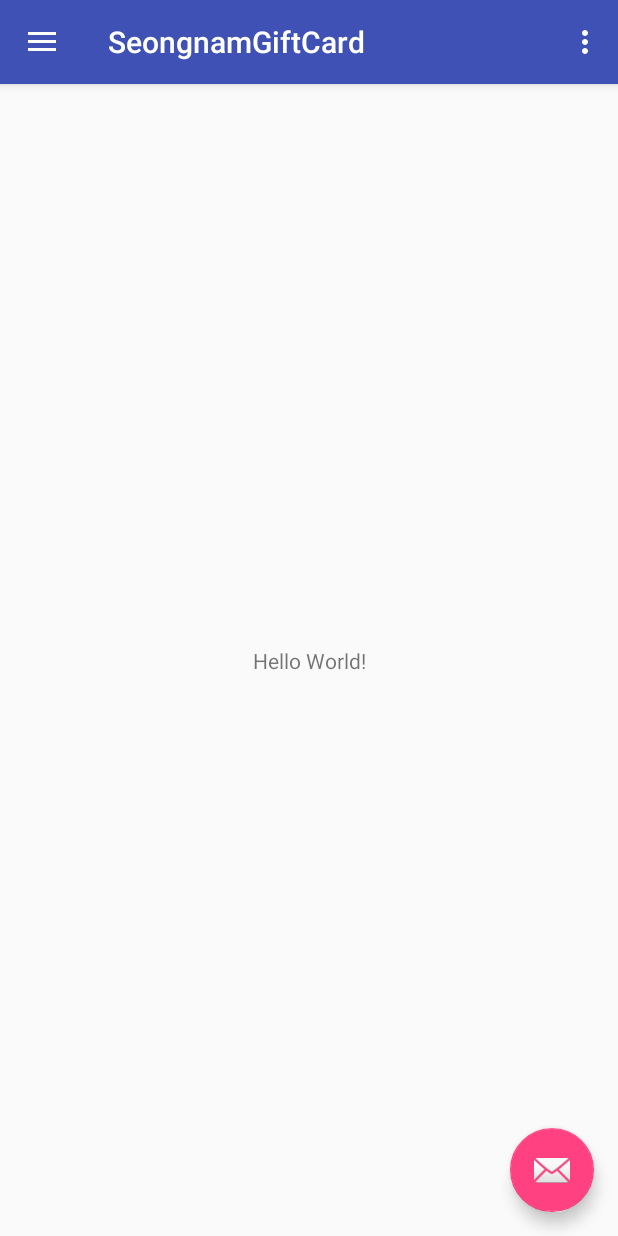
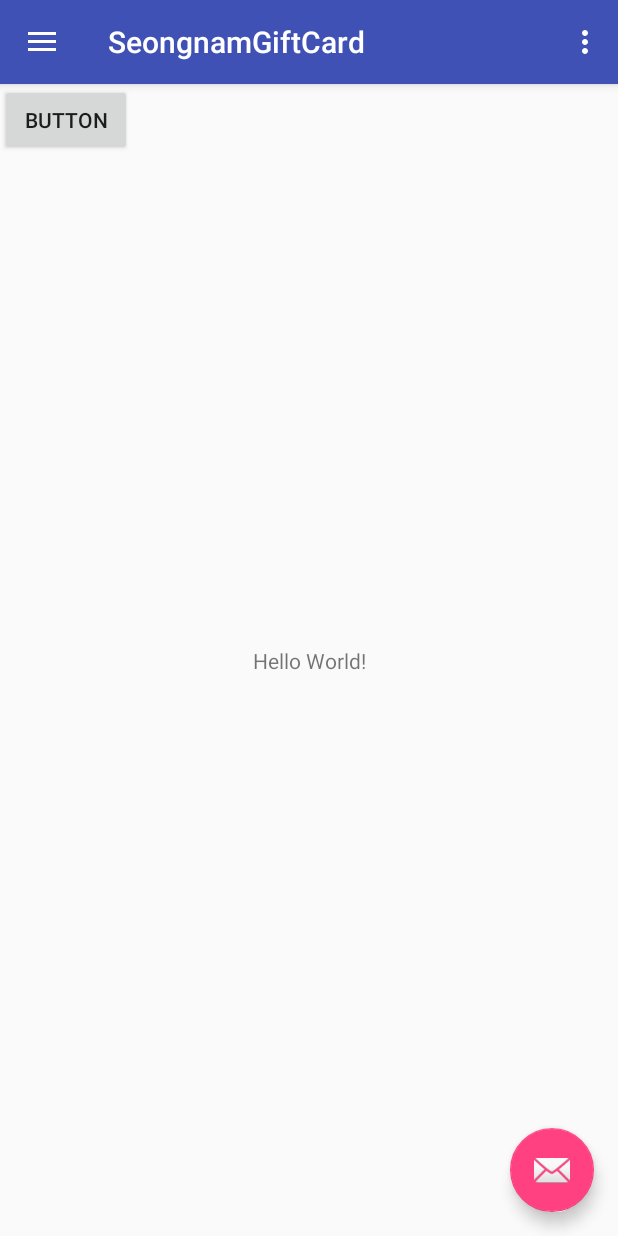
Before and after one commit to Hyung-Kim/seongnam, an Android app: the screen it shows after launch (MainActivity), on a phone screen of 412 x 824 dp. Run offline under Robolectric (Android 15) with nearby library versions, the phone set to English and light mode, and no system bars.

Commit message:
두번째 커밋

```diff
--- a/SeongnamGiftCard/app/src/main/java/songjong/com/seongnamgiftcard/MainActivity.java
+++ b/SeongnamGiftCard/app/src/main/java/songjong/com/seongnamgiftcard/MainActivity.java
@@ -22,6 +22,7 @@ public class MainActivity extends AppCompatActivity
         setContentView(R.layout.activity_main);
         Toolbar toolbar = (Toolbar) findViewById(R.id.toolbar);
         setSupportActionBar(toolbar);
+
 
         FloatingActionButton fab = (FloatingActionButton) findViewById(R.id.fab);
         fab.setOnClickListener(new View.OnClickListener() {
--- a/SeongnamGiftCard/app/src/main/res/layout/content_main.xml
+++ b/SeongnamGiftCard/app/src/main/res/layout/content_main.xml
@@ -17,4 +17,12 @@
         app:layout_constraintRight_toRightOf="parent"
         app:layout_constraintTop_toTopOf="parent" />
 
+    <Button
+        android:id="@+id/button"
+        android:layout_width="wrap_content"
+        android:layout_height="wrap_content"
+        android:text="Button"
+        tools:layout_editor_absoluteX="230dp"
+        tools:layout_editor_absoluteY="67dp" />
+
 </android.support.constraint.ConstraintLayout>
```
